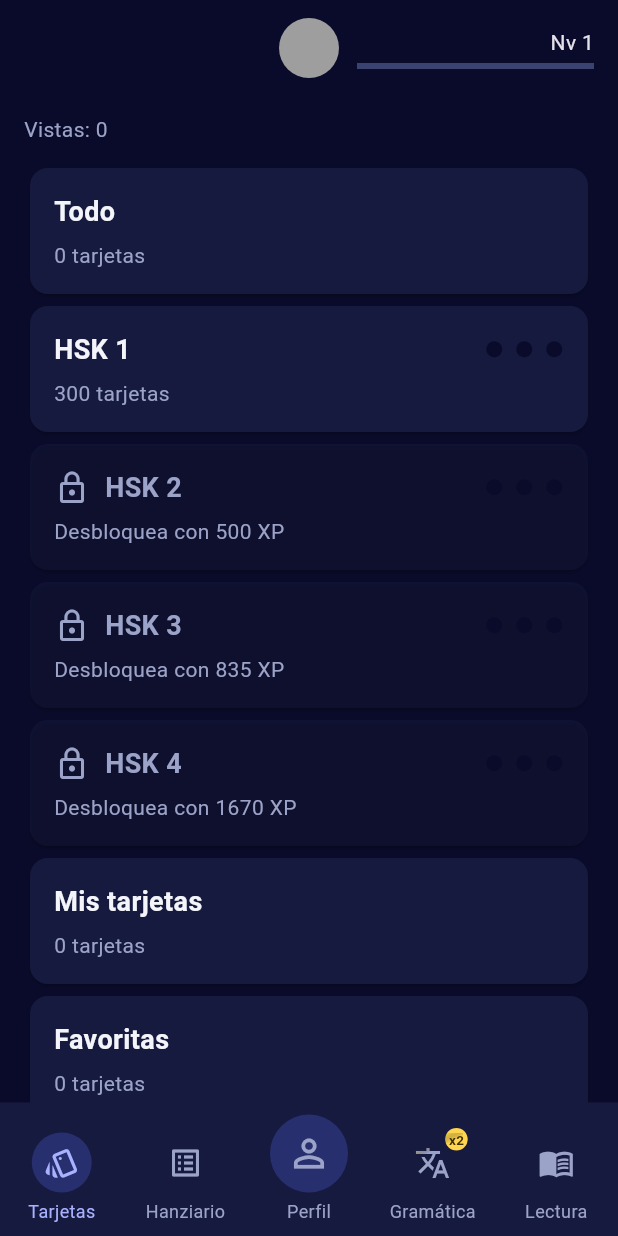
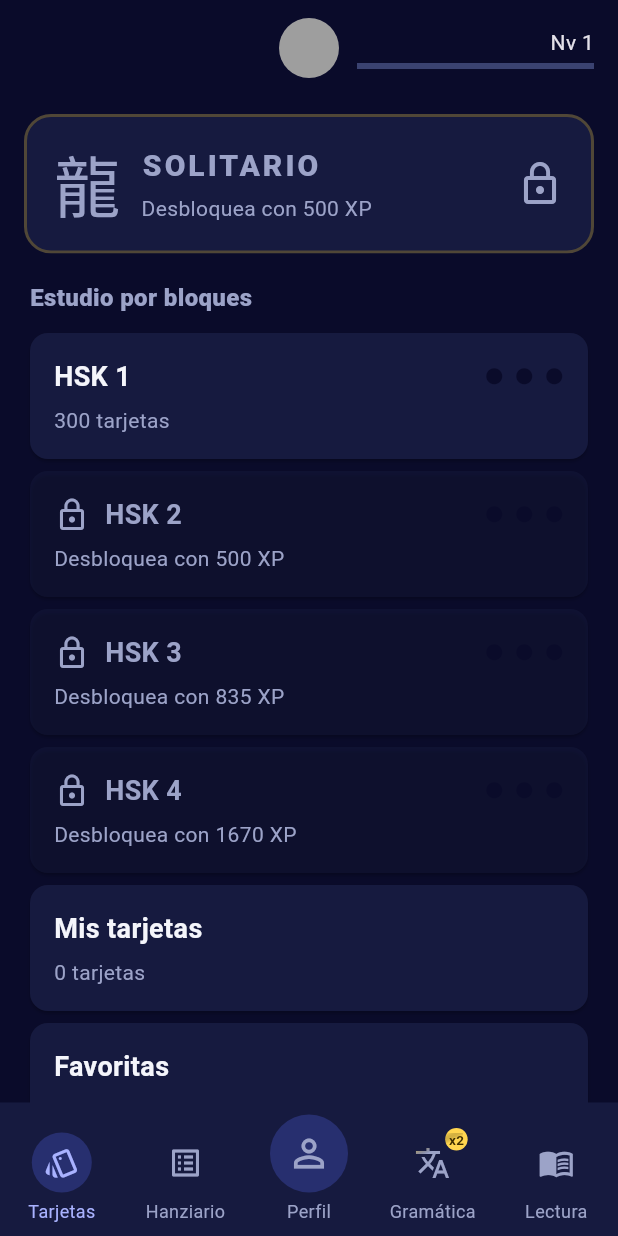
Before and after one commit to LucasLugoData/DingDong, a Flutter app: the DynastyShell screen opened directly, on a phone screen of 412 x 824 dp. Run offline on Flutter 3.47's test engine with Material 3 defaults, Android fonts, the phone set to English and light mode, and no system bars; our stand-ins replace shared_preferences; accounts and stored records are empty.

Commit message:
Vistas solo desde tarjetas, Solitario como apartado especial, Todo al final, contadores sin duplicados
Co-Authored-By: Claude Opus 5.5 <noreply@anthropic.com>
Claude-Session: https://claude.ai/code/session_01At345aEwavmgpjwZtcfQ4n

```diff
--- a/lib/dynasty/cards_home.dart
+++ b/lib/dynasty/cards_home.dart
@@ -20,16 +20,28 @@ class CardsHome extends StatelessWidget {
       final all = [...store.allWords.where((w) => w.isCustom || seen.contains(w.id))]
         ..sort((a, b) => a.sortKey.compareTo(b.sortKey));
       final decks = [
-        Deck(Deck.all, 'Todo', 'Todas las tarjetas vistas y las propias'),
         ...Deck.list.where((d) => d.id.startsWith('hsk')),
         ...Deck.list.where((d) => d.id == Deck.custom || d.id == Deck.favorites),
+        Deck(Deck.all, 'Todo', 'Todas las tarjetas vistas y las propias'),
       ];
+      final solitaireXp = unlockXp('hsk2', sizes);
+      final seenWords = [...store.allWords.where((w) => seen.contains(w.id))]
+        ..sort((a, b) => a.sortKey.compareTo(b.sortKey));
       return ListView(
         padding: const EdgeInsets.fromLTRB(16, 12, 16, 24),
         children: [
-          Padding(
-            padding: const EdgeInsets.only(bottom: 12),
-            child: Text('Vistas: ${store.player.seen.length}', style: const TextStyle(color: AppColors.muted)),
+          _SolitaireBanner(
+            seenCount: seenWords.length,
+            locked: store.player.xp < solitaireXp,
+            requiredXp: solitaireXp,
+            onOpen: () => Navigator.of(context).push(MaterialPageRoute(
+              builder: (_) => SolitaireScreen(words: seenWords),
+            )),
+          ),
+          const Padding(
+            padding: EdgeInsets.fromLTRB(4, 18, 4, 8),
+            child: Text('Estudio por bloques',
+              style: TextStyle(fontSize: 16, fontWeight: FontWeight.w800, color: AppColors.muted)),
           ),
           for (final deck in decks)
             _Block(
@@ -37,46 +49,22 @@ class CardsHome extends StatelessWidget {
               words: deck.id == Deck.all ? all : store.wordsOf(deck.id),
               locked: deck.id.startsWith('hsk') && deck.id != 'hsk1' && store.player.xp < unlockXp(deck.id, sizes),
               requiredXp: unlockXp(deck.id, sizes),
-              onOpen: () => _chooseMode(context, deck, deck.id == Deck.all ? all : store.wordsOf(deck.id)),
+              onOpen: () => _openProgress(context, deck, deck.id == Deck.all ? all : store.wordsOf(deck.id)),
             ),
         ],
       );
     },
   );
 
-  void _chooseMode(BuildContext context, Deck deck, List<Word> words) {
-    final threshold = unlockXp('hsk2', {
-      for (final entry in store.wordIdsByDeck.entries) entry.key: entry.value.length,
-    });
-    if (store.player.xp < threshold) {
-      _openProgress(context, deck, words);
-      return;
-    }
-    showModalBottomSheet<void>(
-      context: context,
-      builder: (sheetContext) => SafeArea(
-        child: Column(mainAxisSize: MainAxisSize.min, children: [
-          ListTile(title: const Text('Progreso'), leading: const Icon(Icons.trending_up), onTap: () {
-            Navigator.pop(sheetContext);
-            _openProgress(context, deck, words);
-          }),
-          ListTile(title: const Text('Solitario'), leading: const Icon(Icons.style), onTap: () {
-            Navigator.pop(sheetContext);
-            Navigator.of(context).push(MaterialPageRoute(
-              builder: (_) => SolitaireScreen(words: words),
-            ));
-          }),
-        ]),
-      ),
-    );
-  }
-
   void _openProgress(BuildContext context, Deck deck, List<Word> words) {
     var earnedXp = 0;
     Navigator.of(context).push(MaterialPageRoute(builder: (_) => StudyScreen(
       deckId: deck.id,
       words: words,
-      onAnswer: (_, correct) => earnedXp += xpPerProgressAnswer(correct),
+      onAnswer: (word, correct) {
+        earnedXp += xpPerProgressAnswer(correct);
+        if (!word.isCustom) store.recordAnswer(word.id, correct, see: true);
+      },
       onFinish: () {
         store.grantXp('cards', earnedXp);
         for (final id in evaluate(store.player, store.wordIdsByDeck)) {
@@ -126,3 +114,50 @@ class _Block extends StatelessWidget {
     );
   }
 }
+
+/// Apartado especial: Solitario con todas las palabras vistas.
+class _SolitaireBanner extends StatelessWidget {
+  const _SolitaireBanner({required this.seenCount, required this.locked, required this.requiredXp, required this.onOpen});
+  final int seenCount;
+  final bool locked;
+  final int requiredXp;
+  final VoidCallback onOpen;
+
+  @override
+  Widget build(BuildContext context) {
+    final enabled = !locked && seenCount > 0;
+    return Material(
+      color: Colors.transparent,
+      child: InkWell(
+        key: const ValueKey('solitaire-banner'),
+        onTap: enabled ? onOpen : null,
+        borderRadius: BorderRadius.circular(18),
+        child: Ink(
+          padding: const EdgeInsets.all(18),
+          decoration: BoxDecoration(
+            color: locked ? AppColors.surface : AppColors.seal,
+            borderRadius: BorderRadius.circular(18),
+            border: Border.all(color: AppColors.gold.withValues(alpha: locked ? .25 : .9), width: 2),
+          ),
+          child: Row(children: [
+            Text('龍', style: hanziStyle(44).copyWith(
+              color: locked ? AppColors.muted : AppColors.gold)),
+            const SizedBox(width: 14),
+            Expanded(child: Column(crossAxisAlignment: CrossAxisAlignment.start, children: [
+              Text('SOLITARIO', style: TextStyle(fontSize: 20, fontWeight: FontWeight.w900, letterSpacing: 2,
+                color: locked ? AppColors.muted : AppColors.paper)),
+              const SizedBox(height: 4),
+              Text(
+                locked ? 'Desbloquea con $requiredXp XP'
+                  : seenCount == 0 ? 'Descubre palabras en los bloques para jugar'
+                  : 'Con tus $seenCount palabras vistas',
+                style: TextStyle(color: locked ? AppColors.muted : AppColors.paper.withValues(alpha: .85))),
+            ])),
+            Icon(locked ? Icons.lock_outline : Icons.play_arrow_rounded,
+              color: locked ? AppColors.muted : AppColors.gold, size: 32),
+          ]),
+        ),
+      ),
+    );
+  }
+}
```
Also changed, not shown: lib/session.dart (+8 -4 lines), lib/store.dart (+9 -3 lines), 3 other files.
